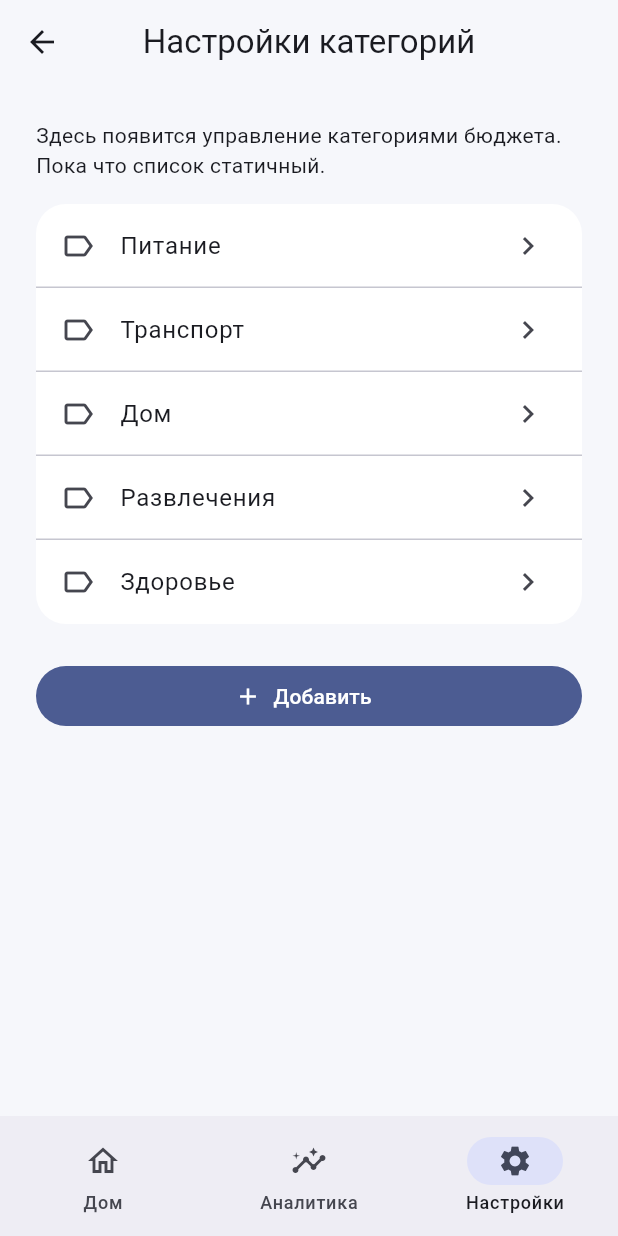
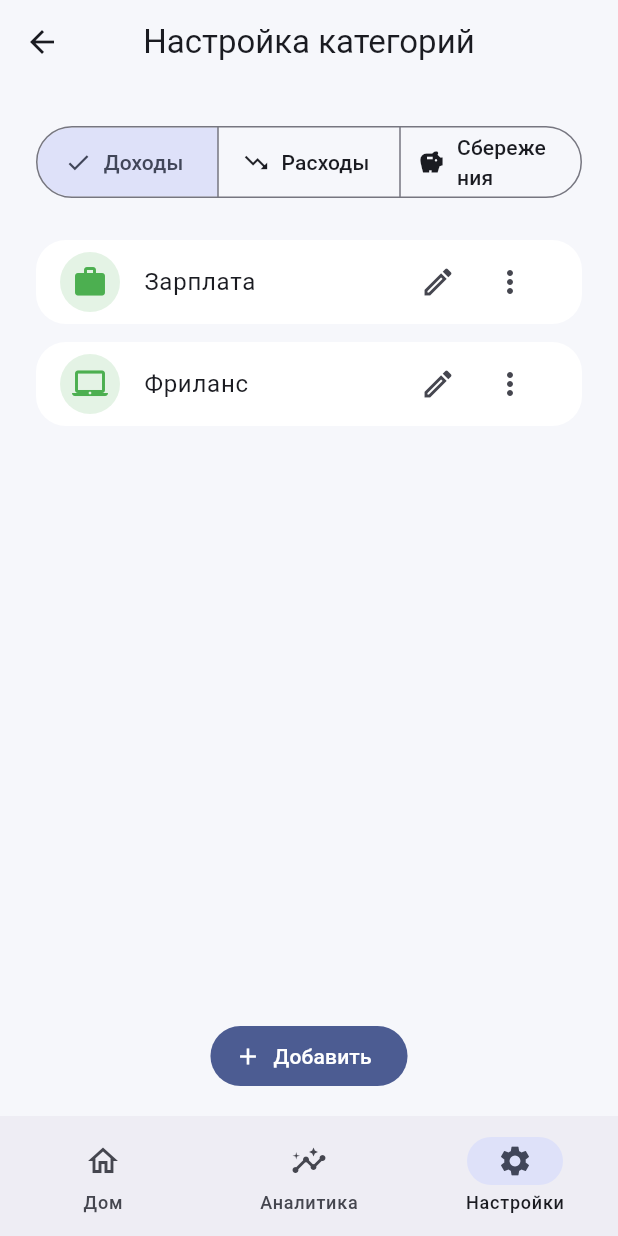
Before and after one commit to amran1451/finance_app, a Flutter app: the screen it shows after launch, item 3 of the bottom bar chosen, after a tap on "Настройки категорий", on a phone screen of 412 x 824 dp. Run offline on Flutter 3.47's test engine with Material 3 defaults, Android fonts, the phone set to English and light mode, and no system bars; our stand-ins replace flutter_riverpod, go_router.

Commit message:
Implement category management and update home FAB

```diff
--- a/lib/routing/app_router.dart
+++ b/lib/routing/app_router.dart
@@ -2,7 +2,6 @@ import 'package:flutter/material.dart';
 import 'package:flutter_riverpod/flutter_riverpod.dart';
 import 'package:go_router/go_router.dart';
 
-import '../state/entry_flow_providers.dart';
 import '../ui/accounts/account_create_stub.dart';
 import '../ui/accounts/account_edit_stub.dart';
 import '../ui/accounts/accounts_list_stub.dart';
@@ -151,26 +150,8 @@ class ScaffoldWithNavigationShell extends ConsumerWidget {
 
   @override
   Widget build(BuildContext context, WidgetRef ref) {
-    final entryController = ref.read(entryFlowControllerProvider.notifier);
-    final isHomeTab = navigationShell.currentIndex == 0;
-
     return Scaffold(
       body: navigationShell,
-      floatingActionButtonLocation: FloatingActionButtonLocation.centerFloat,
-      floatingActionButton: isHomeTab
-          ? Semantics(
-              button: true,
-              label: 'Добавить операцию',
-              child: FloatingActionButton(
-                onPressed: () {
-                  entryController.startNew();
-                  context.pushNamed(RouteNames.entryAmount);
-                },
-                tooltip: 'Добавить операцию',
-                child: const Icon(Icons.add),
-              ),
-            )
-          : null,
       bottomNavigationBar: NavigationBar(
         selectedIndex: navigationShell.currentIndex,
         onDestinationSelected: (index) => _onItemTapped(context, index),
--- a/lib/state/app_providers.dart
+++ b/lib/state/app_providers.dart
@@ -36,13 +36,16 @@ final accountsRepositoryProvider = Provider<AccountsRepository>((ref) {
   return AccountsRepository();
 });
 
-final categoriesRepositoryProvider = Provider<CategoriesRepository>((ref) {
+final categoriesRepositoryProvider =
+    ChangeNotifierProvider<CategoriesRepository>((ref) {
   return CategoriesRepository();
 });
 
 final operationsRepositoryProvider = Provider<OperationsRepository>((ref) {
   return OperationsRepository();
 });
+
+final isSheetOpenProvider = StateProvider<bool>((_) => false);
 
 final accountsProvider = Provider<List<Account>>((ref) {
   final repository = ref.watch(accountsRepositoryProvider);
--- a/lib/ui/home/home_screen.dart
+++ b/lib/ui/home/home_screen.dart
@@ -3,6 +3,7 @@ import 'package:flutter_riverpod/flutter_riverpod.dart';
 import 'package:go_router/go_router.dart';
 
 import '../../state/app_providers.dart';
+import '../../state/entry_flow_providers.dart';
 import '../../state/planned_providers.dart';
 import '../../utils/formatting.dart';
 import '../widgets/callout_card.dart';
@@ -20,8 +21,20 @@ class HomeScreen extends ConsumerWidget {
     final summary = ref.watch(periodSummaryProvider);
     final accounts = ref.watch(accountsProvider);
     final hasOperations = ref.watch(hasOperationsProvider);
+    final hideFab = ref.watch(isSheetOpenProvider);
+    final entryController = ref.read(entryFlowControllerProvider.notifier);
 
-    return SafeArea(
+    return Scaffold(
+      floatingActionButtonLocation: FloatingActionButtonLocation.centerFloat,
+      floatingActionButton: hideFab
+          ? null
+          : _OvalFab(
+              onPressed: () {
+                entryController.startNew();
+                context.pushNamed(RouteNames.entryAmount);
+              },
+            ),
+      body: SafeArea(
         child: SingleChildScrollView(
           padding: const EdgeInsets.fromLTRB(16, 16, 16, 100),
           child: Column(
@@ -112,6 +125,7 @@ class HomeScreen extends ConsumerWidget {
                   label: const Text('Открыть операции периода'),
                 ),
             ],
+          ),
         ),
       ),
     );
@@ -245,3 +259,22 @@ class _RemainingInfoCard extends StatelessWidget {
     );
   }
 }
+
+class _OvalFab extends StatelessWidget {
+  const _OvalFab({
+    required this.onPressed,
+  });
+
+  final VoidCallback onPressed;
+
+  @override
+  Widget build(BuildContext context) {
+    return FloatingActionButton.extended(
+      onPressed: onPressed,
+      icon: const Icon(Icons.add),
+      label: const Text(''),
+      shape: const StadiumBorder(),
+      extendedPadding: const EdgeInsets.symmetric(horizontal: 20, vertical: 0),
+    );
+  }
+}
--- a/lib/ui/planned/planned_sheet.dart
+++ b/lib/ui/planned/planned_sheet.dart
@@ -1,6 +1,7 @@
 import 'package:flutter/material.dart';
 import 'package:flutter_riverpod/flutter_riverpod.dart';
 
+import '../../state/app_providers.dart';
 import '../../state/planned_providers.dart';
 import '../../utils/formatting.dart';
 import 'planned_add_form.dart';
@@ -10,6 +11,7 @@ Future<void> showPlannedSheet(
   WidgetRef ref, {
   required PlannedType type,
 }) {
+  ref.read(isSheetOpenProvider.notifier).state = true;
   return showModalBottomSheet(
     context: context,
     isScrollControlled: true,
@@ -207,7 +209,9 @@ Future<void> showPlannedSheet(
         ),
       );
     },
-  );
+  ).whenComplete(() {
+    ref.read(isSheetOpenProvider.notifier).state = false;
+  });
 }
 
 class _SheetHeader extends StatelessWidget {
--- /dev/null
+++ b/lib/ui/settings/categories_manage_screen.dart
@@ -0,0 +1,144 @@
+import 'package:flutter/material.dart';
+import 'package:flutter_riverpod/flutter_riverpod.dart';
+
+import '../../data/mock/mock_models.dart';
+import '../../state/app_providers.dart';
+import '../categories/category_edit_form.dart';
+
+class CategoriesManageScreen extends ConsumerStatefulWidget {
+  const CategoriesManageScreen({super.key});
+
+  @override
+  ConsumerState<CategoriesManageScreen> createState() =>
+      _CategoriesManageScreenState();
+}
+
+class _CategoriesManageScreenState
+    extends ConsumerState<CategoriesManageScreen> {
+  OperationType _selectedType = OperationType.income;
+
+  @override
+  Widget build(BuildContext context) {
+    final repository = ref.watch(categoriesRepositoryProvider);
+    final categories = repository.getByType(_selectedType);
+
+    return Scaffold(
+      appBar: AppBar(
+        title: const Text('Настройка категорий'),
+      ),
+      floatingActionButtonLocation: FloatingActionButtonLocation.centerFloat,
+      floatingActionButton: FilledButton.icon(
+        onPressed: () => showCategoryEditForm(
+          context,
+          ref,
+          type: _selectedType,
+        ),
+        icon: const Icon(Icons.add),
+        label: const Text('Добавить'),
+      ),
+      body: Padding(
+        padding: const EdgeInsets.fromLTRB(24, 24, 24, 96),
+        child: Column(
+          crossAxisAlignment: CrossAxisAlignment.stretch,
+          children: [
+            SegmentedButton<OperationType>(
+              segments: const [
+                ButtonSegment(
+                  value: OperationType.income,
+                  label: Text('Доходы'),
+                  icon: Icon(Icons.trending_up),
+                ),
+                ButtonSegment(
+                  value: OperationType.expense,
+                  label: Text('Расходы'),
+                  icon: Icon(Icons.trending_down),
+                ),
+                ButtonSegment(
+                  value: OperationType.savings,
+                  label: Text('Сбережения'),
+                  icon: Icon(Icons.savings),
+                ),
+              ],
+              selected: {_selectedType},
+              onSelectionChanged: (value) {
+                setState(() => _selectedType = value.first);
+              },
+            ),
+            const SizedBox(height: 24),
+            Expanded(
+              child: categories.isEmpty
+                  ? Center(
+                      child: Text(
+                        'Категории не найдены',
+                        style: Theme.of(context).textTheme.bodyMedium,
+                      ),
+                    )
+                  : ListView.separated(
+                      itemCount: categories.length,
+                      separatorBuilder: (_, __) => const SizedBox(height: 12),
+                      itemBuilder: (context, index) {
+                        final category = categories[index];
+                        return Card(
+                          child: ListTile(
+                            leading: CircleAvatar(
+                              backgroundColor:
+                                  category.type.color.withOpacity(0.15),
+                              child: Icon(
+                                category.icon,
+                                color: category.type.color,
+                              ),
+                            ),
+                            title: Text(category.name),
+                            subtitle: category.subcategory != null
+                                ? Text(category.subcategory!)
+                                : null,
+                            onTap: () => showCategoryEditForm(
+                              context,
+                              ref,
+                              type: category.type,
+                              initial: category,
+                            ),
+                            trailing: Row(
+                              mainAxisSize: MainAxisSize.min,
+                              children: [
+                                IconButton(
+                                  tooltip: 'Редактировать',
+                                  onPressed: () => showCategoryEditForm(
+                                    context,
+                                    ref,
+                                    type: category.type,
+                                    initial: category,
+                                  ),
+                                  icon: const Icon(Icons.edit_outlined),
+                                ),
+                                PopupMenuButton<_CategoryAction>(
+                                  onSelected: (action) {
+                                    if (action == _CategoryAction.delete) {
+                                      ref
+                                          .read(categoriesRepositoryProvider)
+                                          .removeCategory(category.id);
+                                    }
+                                  },
+                                  itemBuilder: (context) => const [
+                                    PopupMenuItem(
+                                      value: _CategoryAction.delete,
+                                      child: Text('Удалить'),
+                                    ),
+                                  ],
+                                  icon: const Icon(Icons.more_vert),
+                                ),
+                              ],
+                            ),
+                          ),
+                        );
+                      },
+                    ),
+            ),
+          ],
+        ),
+      ),
+    );
+  }
+}
+
+enum _CategoryAction { delete }
--- a/lib/ui/settings/settings_placeholder.dart
+++ b/lib/ui/settings/settings_placeholder.dart
@@ -2,7 +2,7 @@ import 'package:flutter/material.dart';
 import 'package:flutter_riverpod/flutter_riverpod.dart';
 
 import '../../state/app_providers.dart';
-import 'categories_settings_stub.dart';
+import 'categories_manage_screen.dart';
 import 'necessity_settings_stub.dart';
 
 class SettingsPlaceholder extends ConsumerStatefulWidget {
@@ -144,7 +144,7 @@ class _SettingsPlaceholderState extends ConsumerState<SettingsPlaceholder> {
                   onTap: () {
                     Navigator.of(context).push(
                       MaterialPageRoute(
-                        builder: (_) => const CategoriesSettingsStub(),
+                        builder: (_) => const CategoriesManageScreen(),
                       ),
                     );
                   },
```
Also changed, not shown: lib/data/mock/mock_repositories.dart (+55 -1 lines), lib/ui/categories/category_edit_form.dart (added, +108 -0 lines). Lines whose indentation alone changed are shown as unchanged.
